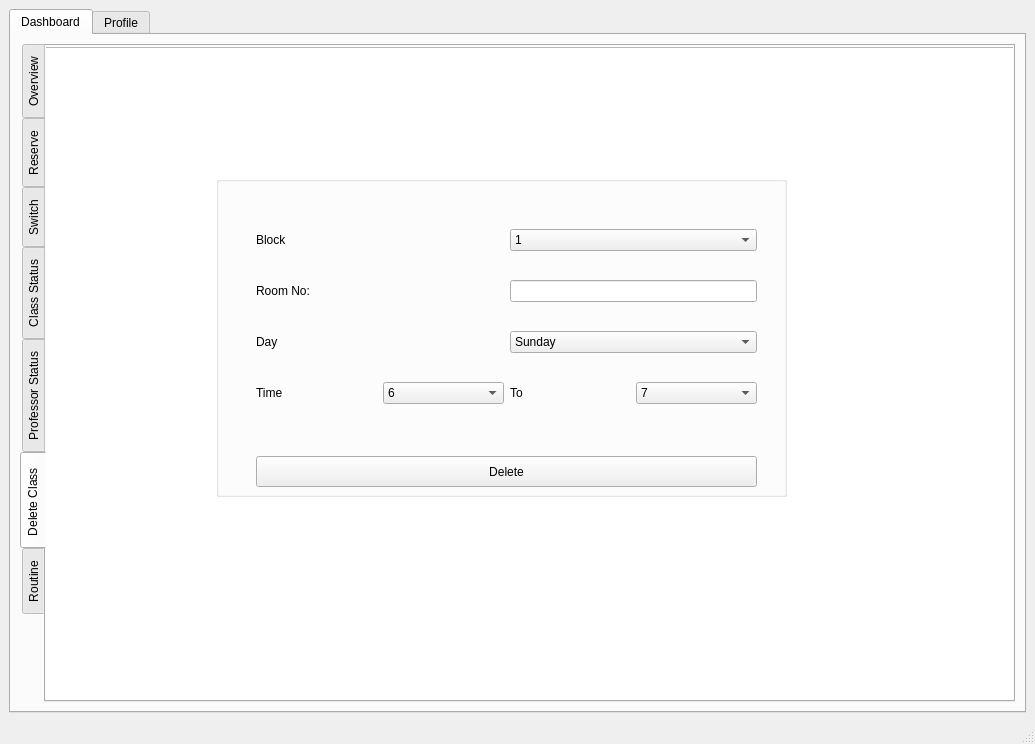
Old version of the form bms/mainwindow.ui in the repository MythicSTR/bms-project.
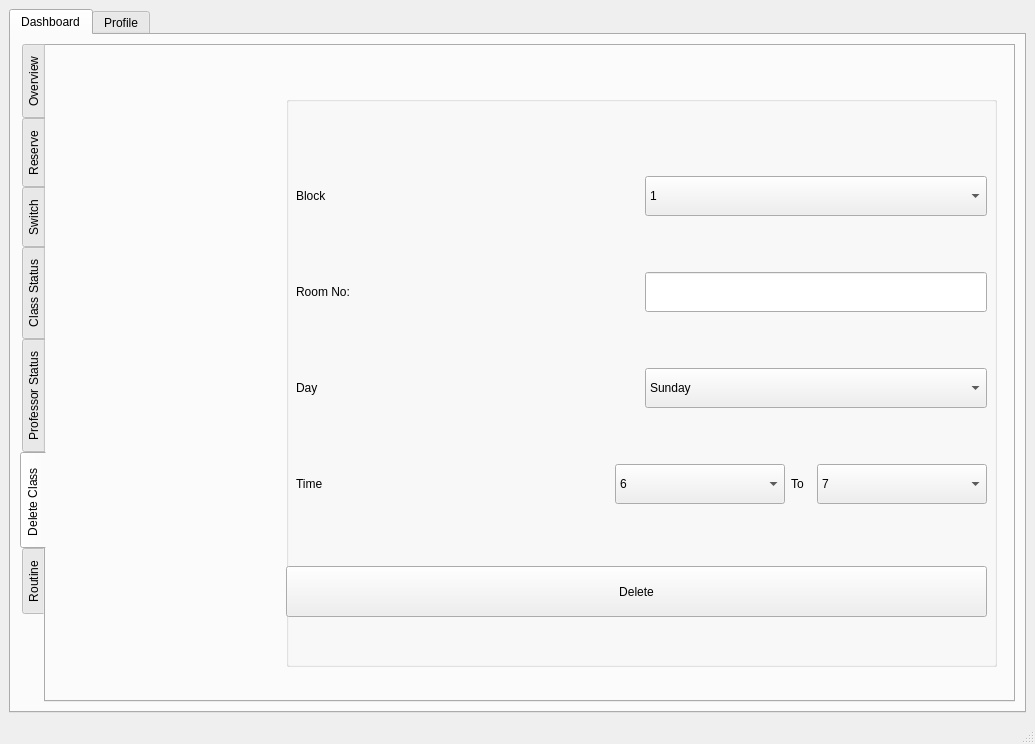
New version of the form. The open tabs and pages were chosen to show the change. Icons and pictures are not drawn.

```diff
--- a/bms/mainwindow.ui
+++ b/bms/mainwindow.ui
@@ -51,6 +51,9 @@
        <layout class="QHBoxLayout" name="horizontalLayout_2">
         <item>
          <widget class="QTabWidget" name="dashboardTabWidget">
+          <property name="styleSheet">
+           <string notr="true"/>
+          </property>
           <property name="tabPosition">
            <enum>QTabWidget::West</enum>
           </property>
@@ -2123,22 +2126,40 @@
            <widget class="QGroupBox" name="groupBox_6">
             <property name="geometry">
              <rect>
-              <x>170</x>
-              <y>130</y>
-              <width>571</width>
-              <height>321</height>
+              <x>240</x>
+              <y>50</y>
+              <width>711</width>
+              <height>571</height>
              </rect>
             </property>
+            <property name="sizePolicy">
+             <sizepolicy hsizetype="Minimum" vsizetype="Minimum">
+              <horstretch>0</horstretch>
+              <verstretch>0</verstretch>
+             </sizepolicy>
+            </property>
+            <property name="minimumSize">
+             <size>
+              <width>0</width>
+              <height>40</height>
+             </size>
+            </property>
             <property name="title">
              <string/>
             </property>
+            <property name="alignment">
+             <set>Qt::AlignBottom|Qt::AlignHCenter</set>
+            </property>
+            <property name="flat">
+             <bool>false</bool>
+            </property>
             <widget class="QPushButton" name="delete_2">
              <property name="geometry">
               <rect>
-               <x>40</x>
-               <y>280</y>
-               <width>501</width>
-               <height>31</height>
+               <x>0</x>
+               <y>470</y>
+               <width>701</width>
+               <height>51</height>
               </rect>
              </property>
              <property name="text">
@@ -2148,10 +2169,10 @@
             <widget class="QWidget" name="layoutWidget">
              <property name="geometry">
               <rect>
-               <x>40</x>
+               <x>10</x>
                <y>30</y>
-               <width>501</width>
-               <height>221</height>
+               <width>691</width>
+               <height>431</height>
               </rect>
              </property>
              <layout class="QVBoxLayout" name="verticalLayout_8">
@@ -2166,6 +2187,12 @@
                 </item>
                 <item>
                  <widget class="QComboBox" name="del_block">
+                  <property name="minimumSize">
+                   <size>
+                    <width>330</width>
+                    <height>40</height>
+                   </size>
+                  </property>
                   <item>
                    <property name="text">
                     <string>1</string>
@@ -2232,6 +2259,12 @@
                     <verstretch>0</verstretch>
                    </sizepolicy>
                   </property>
+                  <property name="minimumSize">
+                   <size>
+                    <width>330</width>
+                    <height>40</height>
+                   </size>
+                  </property>
                  </widget>
                 </item>
                </layout>
@@ -2247,6 +2280,12 @@
                 </item>
                 <item>
                  <widget class="QComboBox" name="del_day">
+                  <property name="minimumSize">
+                   <size>
+                    <width>0</width>
+                    <height>40</height>
+                   </size>
+                  </property>
                   <item>
                    <property name="text">
                     <string>Sunday</string>
@@ -2292,6 +2331,18 @@
                 </item>
                 <item>
                  <widget class="QComboBox" name="del_start_time">
+                  <property name="sizePolicy">
+                   <sizepolicy hsizetype="Maximum" vsizetype="Maximum">
+                    <horstretch>0</horstretch>
+                    <verstretch>0</verstretch>
+                   </sizepolicy>
+                  </property>
+                  <property name="minimumSize">
+                   <size>
+                    <width>170</width>
+                    <height>40</height>
+                   </size>
+                  </property>
                   <item>
                    <property name="text">
                     <string>6</string>
@@ -2366,6 +2417,18 @@
                 </item>
                 <item>
                  <widget class="QLabel" name="label_49">
+                  <property name="sizePolicy">
+                   <sizepolicy hsizetype="Fixed" vsizetype="Minimum">
+                    <horstretch>0</horstretch>
+                    <verstretch>0</verstretch>
+                   </sizepolicy>
+                  </property>
+                  <property name="minimumSize">
+                   <size>
+                    <width>20</width>
+                    <height>0</height>
+                   </size>
+                  </property>
                   <property name="text">
                    <string>To</string>
                   </property>
@@ -2373,6 +2436,18 @@
                 </item>
                 <item>
                  <widget class="QComboBox" name="del_end_time">
+                  <property name="sizePolicy">
+                   <sizepolicy hsizetype="Maximum" vsizetype="Fixed">
+                    <horstretch>0</horstretch>
+                    <verstretch>0</verstretch>
+                   </sizepolicy>
+                  </property>
+                  <property name="minimumSize">
+                   <size>
+                    <width>170</width>
+                    <height>40</height>
+                   </size>
+                  </property>
                   <item>
                    <property name="text">
                     <string>7</string>
@@ -2450,21 +2525,6 @@
              </layout>
             </widget>
            </widget>
-           <widget class="QGraphicsView" name="graphicsView_2">
-            <property name="geometry">
-             <rect>
-              <x>-100</x>
-              <y>1</y>
-              <width>1071</width>
-              <height>661</height>
-             </rect>
-            </property>
-            <property name="styleSheet">
-             <string notr="true">border-image: url(:/data/ii.jpg);</string>
-            </property>
-           </widget>
-           <zorder>graphicsView_2</zorder>
-           <zorder>groupBox_6</zorder>
           </widget>
           <widget class="QWidget" name="tab_9">
            <attribute name="title">
```
Left out of the diff: 84 changed lines with no effect on the pictures.
